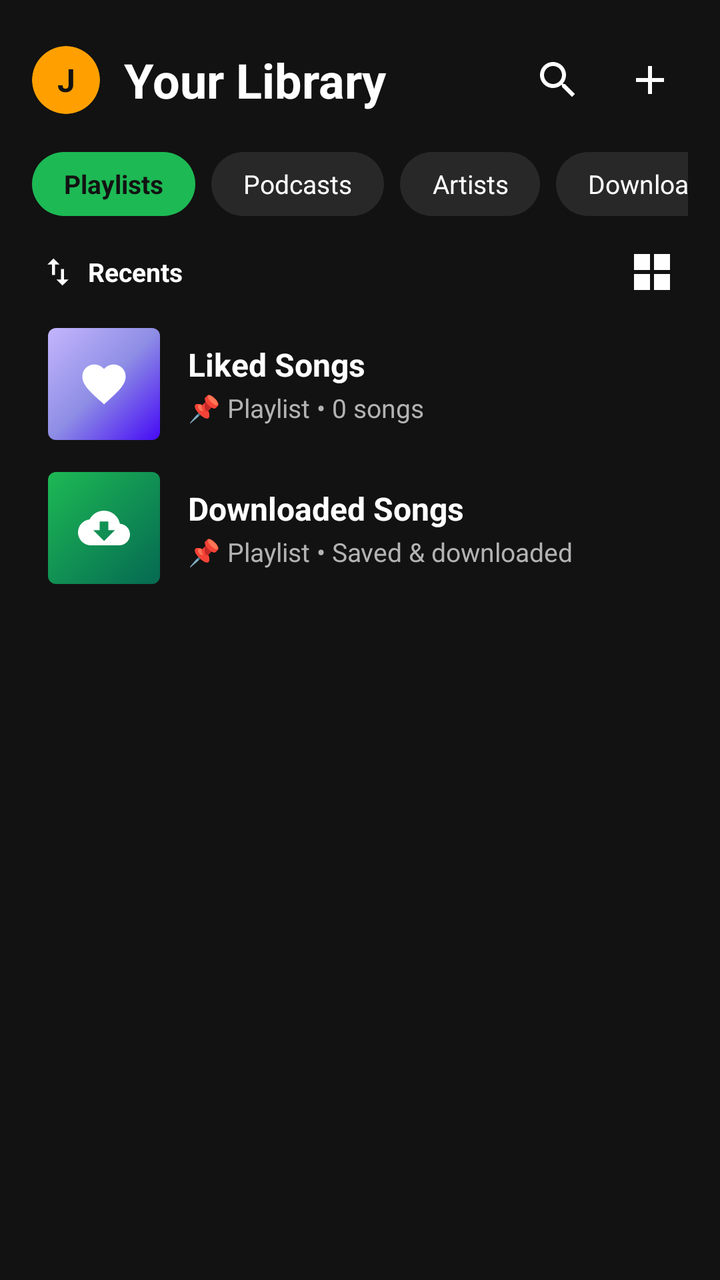
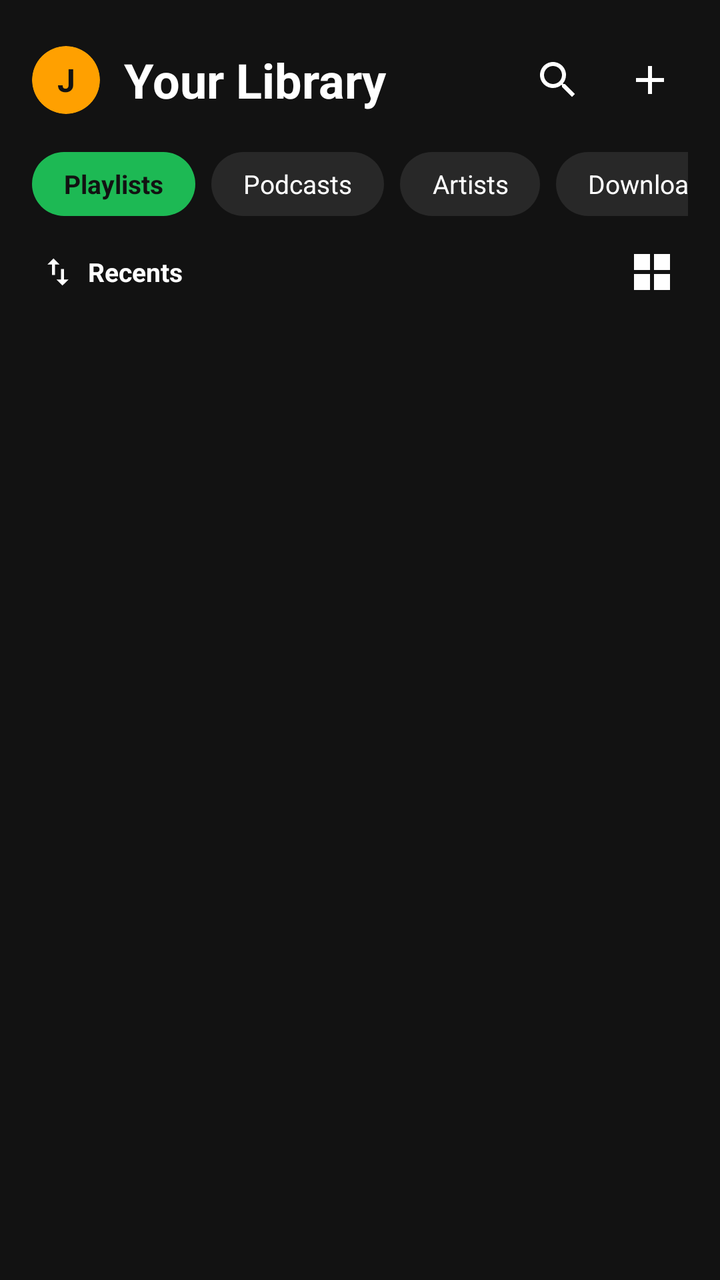

An Android layout rendered at two revisions. The XML below is the earlier revision; the diff shows what the commit changed to produce the second picture.
<!-- AndroidManifest.xml: application theme Theme.SpotifyClone -->
<!-- res/layout/fragment_library.xml -->
<?xml version="1.0" encoding="utf-8"?>
<LinearLayout
    xmlns:android="http://schemas.android.com/apk/res/android"
    xmlns:app="http://schemas.android.com/apk/res-auto"
    xmlns:tools="http://schemas.android.com/tools"
    android:layout_width="match_parent"
    android:layout_height="match_parent"
    android:orientation="vertical"
    android:background="@color/spotify_black"
    android:paddingStart="16dp"
    android:paddingEnd="16dp"
    android:paddingTop="16dp">

    
    <RelativeLayout
        android:layout_width="match_parent"
        android:layout_height="48dp">

        <androidx.cardview.widget.CardView
            android:id="@+id/btn_profile_avatar"
            android:layout_width="34dp"
            android:layout_height="34dp"
            android:layout_centerVertical="true"
            app:cardCornerRadius="17dp"
            app:cardElevation="0dp"
            app:cardBackgroundColor="@color/spotify_amber">

            <TextView
                android:id="@+id/text_avatar_initial"
                android:layout_width="match_parent"
                android:layout_height="match_parent"
                android:gravity="center"
                android:text="J"
                android:textColor="@color/spotify_black"
                android:textSize="16sp"
                android:textStyle="bold" />
        </androidx.cardview.widget.CardView>

        <TextView
            android:layout_width="wrap_content"
            android:layout_height="wrap_content"
            android:layout_toEndOf="@id/btn_profile_avatar"
            android:layout_centerVertical="true"
            android:layout_marginStart="12dp"
            android:text="Your Library"
            android:textColor="@color/spotify_white"
            android:textSize="24sp"
            android:textStyle="bold" />

        <LinearLayout
            android:layout_width="wrap_content"
            android:layout_height="match_parent"
            android:layout_alignParentEnd="true"
            android:gravity="center_vertical"
            android:orientation="horizontal">

            <ImageButton
                android:id="@+id/btn_library_search"
                android:layout_width="38dp"
                android:layout_height="38dp"
                android:background="?selectableItemBackgroundBorderless"
                android:src="@drawable/ic_search"
                app:tint="@color/spotify_white"
                android:contentDescription="Search Library" />

            <ImageButton
                android:id="@+id/btn_create_playlist"
                android:layout_width="38dp"
                android:layout_height="38dp"
                android:layout_marginStart="8dp"
                android:background="?selectableItemBackgroundBorderless"
                android:src="@drawable/ic_add"
                app:tint="@color/spotify_white"
                android:contentDescription="New Playlist" />
        </LinearLayout>
    </RelativeLayout>

    
    <HorizontalScrollView
        android:layout_width="match_parent"
        android:layout_height="wrap_content"
        android:layout_marginTop="12dp"
        android:scrollbars="none">

        <LinearLayout
            android:layout_width="wrap_content"
            android:layout_height="wrap_content"
            android:orientation="horizontal">

            <TextView
                android:id="@+id/chip_playlists"
                android:layout_width="wrap_content"
                android:layout_height="32dp"
                android:background="@drawable/chip_selected_bg"
                android:gravity="center"
                android:paddingStart="16dp"
                android:paddingEnd="16dp"
                android:text="Playlists"
                android:textColor="@color/spotify_black"
                android:textSize="13sp"
                android:textStyle="bold" />

            <TextView
                android:id="@+id/chip_podcasts"
                android:layout_width="wrap_content"
                android:layout_height="32dp"
                android:layout_marginStart="8dp"
                android:background="@drawable/chip_unselected_bg"
                android:gravity="center"
                android:paddingStart="16dp"
                android:paddingEnd="16dp"
                android:text="Podcasts"
                android:textColor="@color/spotify_white"
                android:textSize="13sp" />

            <TextView
                android:id="@+id/chip_artists"
                android:layout_width="wrap_content"
                android:layout_height="32dp"
                android:layout_marginStart="8dp"
                android:background="@drawable/chip_unselected_bg"
                android:gravity="center"
                android:paddingStart="16dp"
                android:paddingEnd="16dp"
                android:text="Artists"
                android:textColor="@color/spotify_white"
                android:textSize="13sp" />

            <TextView
                android:id="@+id/chip_downloaded"
                android:layout_width="wrap_content"
                android:layout_height="32dp"
                android:layout_marginStart="8dp"
                android:background="@drawable/chip_unselected_bg"
                android:gravity="center"
                android:paddingStart="16dp"
                android:paddingEnd="16dp"
                android:text="Downloaded"
                android:textColor="@color/spotify_white"
                android:textSize="13sp" />
        </LinearLayout>
    </HorizontalScrollView>

    
    <RelativeLayout
        android:layout_width="match_parent"
        android:layout_height="40dp"
        android:layout_marginTop="8dp">

        <LinearLayout
            android:id="@+id/layout_sort_recents"
            android:layout_width="wrap_content"
            android:layout_height="match_parent"
            android:gravity="center_vertical"
            android:orientation="horizontal"
            android:background="?selectableItemBackground"
            android:paddingStart="4dp"
            android:paddingEnd="8dp">

            <ImageView
                android:layout_width="18dp"
                android:layout_height="18dp"
                android:src="@drawable/ic_sort"
                app:tint="@color/spotify_white" />

            <TextView
                android:id="@+id/text_sort_label"
                android:layout_width="wrap_content"
                android:layout_height="wrap_content"
                android:layout_marginStart="6dp"
                android:text="Recents"
                android:textColor="@color/spotify_white"
                android:textSize="13sp"
                android:textStyle="bold" />
        </LinearLayout>

        <ImageButton
            android:id="@+id/btn_toggle_view_mode"
            android:layout_width="36dp"
            android:layout_height="36dp"
            android:layout_alignParentEnd="true"
            android:layout_centerVertical="true"
            android:background="?selectableItemBackgroundBorderless"
            android:src="@drawable/ic_grid_view"
            app:tint="@color/spotify_white"
            android:contentDescription="Switch between List and Grid view" />
    </RelativeLayout>

    <ProgressBar
        android:id="@+id/progress_library"
        android:layout_width="wrap_content"
        android:layout_height="wrap_content"
        android:layout_gravity="center"
        android:layout_marginTop="16dp"
        android:indeterminateTint="@color/spotify_green"
        android:visibility="gone" />

    
    <androidx.core.widget.NestedScrollView
        android:layout_width="match_parent"
        android:layout_height="0dp"
        android:layout_weight="1"
        android:fillViewport="true">

        <LinearLayout
            android:layout_width="match_parent"
            android:layout_height="wrap_content"
            android:orientation="vertical">

            
            <LinearLayout
                android:id="@+id/layout_pinned_playlists"
                android:layout_width="match_parent"
                android:layout_height="wrap_content"
                android:orientation="vertical">

                
                <LinearLayout
                    android:id="@+id/card_liked_songs_playlist"
                    android:layout_width="match_parent"
                    android:layout_height="72dp"
                    android:orientation="horizontal"
                    android:gravity="center_vertical"
                    android:paddingStart="4dp"
                    android:paddingEnd="4dp"
                    android:background="?selectableItemBackground">

                    <FrameLayout
                        android:layout_width="56dp"
                        android:layout_height="56dp"
                        android:layout_marginStart="4dp"
                        android:background="@drawable/bg_liked_songs_gradient">

                        <ImageView
                            android:layout_width="26dp"
                            android:layout_height="26dp"
                            android:layout_gravity="center"
                            android:src="@drawable/ic_favorite"
                            app:tint="@color/spotify_white" />
                    </FrameLayout>

                    <LinearLayout
                        android:layout_width="0dp"
                        android:layout_height="wrap_content"
                        android:layout_weight="1"
                        android:layout_marginStart="14dp"
                        android:orientation="vertical">

                        <TextView
                            android:layout_width="wrap_content"
                            android:layout_height="wrap_content"
                            android:text="Liked Songs"
                            android:textColor="@color/spotify_white"
                            android:textSize="16sp"
                            android:textStyle="bold" />

                        <TextView
                            android:id="@+id/text_liked_songs_count"
                            android:layout_width="wrap_content"
                            android:layout_height="wrap_content"
                            android:layout_marginTop="2dp"
                            android:text="📌 Playlist • 0 songs"
                            android:textColor="@color/spotify_light_grey"
                            android:textSize="13sp" />
                    </LinearLayout>
                </LinearLayout>

                
                <LinearLayout
                    android:id="@+id/card_downloaded_playlist"
                    android:layout_width="match_parent"
                    android:layout_height="72dp"
                    android:orientation="horizontal"
                    android:gravity="center_vertical"
                    android:paddingStart="4dp"
                    android:paddingEnd="4dp"
                    android:background="?selectableItemBackground">

                    <FrameLayout
                        android:layout_width="56dp"
                        android:layout_height="56dp"
                        android:layout_marginStart="4dp"
                        android:background="@drawable/bg_downloaded_songs_tile">

                        <ImageView
                            android:layout_width="26dp"
                            android:layout_height="26dp"
                            android:layout_gravity="center"
                            android:src="@drawable/ic_download"
                            app:tint="@color/spotify_white" />
                    </FrameLayout>

                    <LinearLayout
                        android:layout_width="0dp"
                        android:layout_height="wrap_content"
                        android:layout_weight="1"
                        android:layout_marginStart="14dp"
                        android:orientation="vertical">

                        <TextView
                            android:layout_width="wrap_content"
                            android:layout_height="wrap_content"
                            android:text="Downloaded Songs"
                            android:textColor="@color/spotify_white"
                            android:textSize="16sp"
                            android:textStyle="bold" />

                        <TextView
                            android:id="@+id/text_downloaded_count"
                            android:layout_width="wrap_content"
                            android:layout_height="wrap_content"
                            android:layout_marginTop="2dp"
                            android:text="📌 Playlist • Saved &amp; downloaded"
                            android:textColor="@color/spotify_light_grey"
                            android:textSize="13sp" />
                    </LinearLayout>
                </LinearLayout>
            </LinearLayout>

            
            <androidx.recyclerview.widget.RecyclerView
                android:id="@+id/recycler_playlists"
                android:layout_width="match_parent"
                android:layout_height="wrap_content"
                android:nestedScrollingEnabled="false" />

            <TextView
                android:id="@+id/text_empty_library"
                android:layout_width="wrap_content"
                android:layout_height="wrap_content"
                android:layout_gravity="center_horizontal"
                android:layout_marginTop="32dp"
                android:textColor="@color/spotify_light_grey"
                android:textSize="14sp"
                android:visibility="gone"
                android:text="Create a playlist to see it here" />
        </LinearLayout>
    </androidx.core.widget.NestedScrollView>

</LinearLayout>
<!-- resources referenced by this layout -->
<resources>
  <color name="spotify_amber">#FFA000</color>
  <color name="spotify_black">#121212</color>
  <color name="spotify_green">#1DB954</color>
  <color name="spotify_light_grey">#B3B3B3</color>
  <color name="spotify_white">#FFFFFF</color>
  <!-- drawable bg_downloaded_songs_tile (drawable) -->
  <?xml version="1.0" encoding="utf-8"?>
  <shape xmlns:android="http://schemas.android.com/apk/res/android"
      android:shape="rectangle">
      <corners android:radius="4dp" />
      <gradient
          android:angle="135"
          android:startColor="#056952"
          android:endColor="#1DB954"
          android:type="linear" />
  </shape>
  <!-- drawable bg_liked_songs_gradient (drawable) -->
  <?xml version="1.0" encoding="utf-8"?>
  <shape xmlns:android="http://schemas.android.com/apk/res/android"
      android:shape="rectangle">
      <corners android:radius="4dp" />
      <gradient
          android:angle="135"
          android:startColor="#450AF5"
          android:centerColor="#8E8EE5"
          android:endColor="#C4B5FD"
          android:type="linear" />
  </shape>
  <!-- drawable chip_selected_bg (drawable) -->
  <?xml version="1.0" encoding="utf-8"?>
  <shape xmlns:android="http://schemas.android.com/apk/res/android"
      android:shape="rectangle">
      <corners android:radius="16dp" />
      <solid android:color="@color/spotify_green" />
  </shape>
  <!-- drawable chip_unselected_bg (drawable) -->
  <?xml version="1.0" encoding="utf-8"?>
  <shape xmlns:android="http://schemas.android.com/apk/res/android"
      android:shape="rectangle">
      <corners android:radius="16dp" />
      <solid android:color="@color/spotify_card_grey" />
  </shape>
  <!-- drawable ic_add (drawable) -->
  <vector xmlns:android="http://schemas.android.com/apk/res/android"
      android:width="24dp"
      android:height="24dp"
      android:viewportWidth="24"
      android:viewportHeight="24">
      <path
          android:fillColor="#FFFFFFFF"
          android:pathData="M19,13h-6v6h-2v-6H5v-2h6V5h2v6h6v2z" />
  </vector>
  <!-- drawable ic_download (drawable) -->
  <vector xmlns:android="http://schemas.android.com/apk/res/android"
      android:width="24dp"
      android:height="24dp"
      android:viewportWidth="24"
      android:viewportHeight="24">
      <path
          android:fillColor="#FFFFFFFF"
          android:pathData="M19.35,10.04C18.67,6.59 15.64,4 12,4 9.11,4 6.6,5.64 5.35,8.04 2.34,8.36 0,10.91 0,14c0,3.31 2.69,6 6,6h13c2.76,0 5,-2.24 5,-5 0,-2.64 -2.05,-4.78 -4.65,-4.96zM17,13l-5,5 -5,-5h3V9h4v4h3z" />
  </vector>
  <!-- drawable ic_favorite (drawable) -->
  <vector xmlns:android="http://schemas.android.com/apk/res/android"
      android:width="24dp"
      android:height="24dp"
      android:viewportWidth="24"
      android:viewportHeight="24">
      <path
          android:fillColor="#1DB954"
          android:pathData="M12,21.35l-1.45,-1.32C5.4,15.36 2,12.28 2,8.5 2,5.42 4.42,3 7.5,3c1.74,0 3.41,0.81 4.5,2.09C13.09,3.81 14.76,3 16.5,3 19.58,3 22,5.42 22,8.5c0,3.78 -3.4,6.86 -8.55,11.54L12,21.35z"/>
  </vector>
  <!-- drawable ic_grid_view (drawable) -->
  <vector xmlns:android="http://schemas.android.com/apk/res/android"
      android:width="24dp"
      android:height="24dp"
      android:viewportWidth="24"
      android:viewportHeight="24">
      <path
          android:fillColor="#FFFFFFFF"
          android:pathData="M3,3h8v8H3V3zM13,3h8v8h-8V3zM3,13h8v8H3V13zM13,13h8v8h-8V13z" />
  </vector>
  <!-- drawable ic_sort (drawable) -->
  <vector xmlns:android="http://schemas.android.com/apk/res/android"
      android:width="24dp"
      android:height="24dp"
      android:viewportWidth="24"
      android:viewportHeight="24">
      <path
          android:fillColor="#FFFFFFFF"
          android:pathData="M9,3L5,6.99h3V14h2V6.99h3L9,3zM16,17.01V10h-2v7.01h-3L15,21l4,-3.99h-3z" />
  </vector>
  <color name="spotify_card_grey">#282828</color>
  <color name="spotify_green_light">#1ED760</color>
  <!-- unchanged entries left out for length: 2 -->
</resources>

<!-- the commit's change to res/layout/fragment_library.xml (unified diff, before → after) -->
@@ -34,6 +34,15 @@
                 android:textColor="@color/spotify_black"
                 android:textSize="16sp"
                 android:textStyle="bold" />
+
+            <ImageView
+                android:id="@+id/img_avatar_icon"
+                android:layout_width="20dp"
+                android:layout_height="20dp"
+                android:layout_gravity="center"
+                android:src="@drawable/ic_person"
+                android:visibility="gone"
+                app:tint="@color/spotify_black" />
         </androidx.cardview.widget.CardView>
 
         <TextView
@@ -196,145 +205,22 @@
         android:visibility="gone" />
 
     
-    <androidx.core.widget.NestedScrollView
+    <androidx.recyclerview.widget.RecyclerView
+        android:id="@+id/recycler_playlists"
         android:layout_width="match_parent"
         android:layout_height="0dp"
         android:layout_weight="1"
-        android:fillViewport="true">
-
-        <LinearLayout
-            android:layout_width="match_parent"
-            android:layout_height="wrap_content"
-            android:orientation="vertical">
-
-            
-            <LinearLayout
-                android:id="@+id/layout_pinned_playlists"
-                android:layout_width="match_parent"
-                android:layout_height="wrap_content"
-                android:orientation="vertical">
-
-                
-                <LinearLayout
-                    android:id="@+id/card_liked_songs_playlist"
-                    android:layout_width="match_parent"
-                    android:layout_height="72dp"
-                    android:orientation="horizontal"
-                    android:gravity="center_vertical"
-                    android:paddingStart="4dp"
-                    android:paddingEnd="4dp"
-                    android:background="?selectableItemBackground">
-
-                    <FrameLayout
-                        android:layout_width="56dp"
-                        android:layout_height="56dp"
-                        android:layout_marginStart="4dp"
-                        android:background="@drawable/bg_liked_songs_gradient">
-
-                        <ImageView
-                            android:layout_width="26dp"
-                            android:layout_height="26dp"
-                            android:layout_gravity="center"
-                            android:src="@drawable/ic_favorite"
-                            app:tint="@color/spotify_white" />
-                    </FrameLayout>
-
-                    <LinearLayout
-                        android:layout_width="0dp"
-                        android:layout_height="wrap_content"
-                        android:layout_weight="1"
-                        android:layout_marginStart="14dp"
-                        android:orientation="vertical">
-
-                        <TextView
-                            android:layout_width="wrap_content"
-                            android:layout_height="wrap_content"
-                            android:text="Liked Songs"
-                            android:textColor="@color/spotify_white"
-                            android:textSize="16sp"
-                            android:textStyle="bold" />
-
-                        <TextView
-                            android:id="@+id/text_liked_songs_count"
-                            android:layout_width="wrap_content"
-                            android:layout_height="wrap_content"
-                            android:layout_marginTop="2dp"
-                            android:text="📌 Playlist • 0 songs"
-                            android:textColor="@color/spotify_light_grey"
-                            android:textSize="13sp" />
-                    </LinearLayout>
-                </LinearLayout>
-
-                
-                <LinearLayout
-                    android:id="@+id/card_downloaded_playlist"
-                    android:layout_width="match_parent"
-                    android:layout_height="72dp"
-                    android:orientation="horizontal"
-                    android:gravity="center_vertical"
-                    android:paddingStart="4dp"
-                    android:paddingEnd="4dp"
-                    android:background="?selectableItemBackground">
-
-                    <FrameLayout
-                        android:layout_width="56dp"
-                        android:layout_height="56dp"
-                        android:layout_marginStart="4dp"
-                        android:background="@drawable/bg_downloaded_songs_tile">
-
-                        <ImageView
-                            android:layout_width="26dp"
-                            android:layout_height="26dp"
-                            android:layout_gravity="center"
-                            android:src="@drawable/ic_download"
-                            app:tint="@color/spotify_white" />
-                    </FrameLayout>
-
-                    <LinearLayout
-                        android:layout_width="0dp"
-                        android:layout_height="wrap_content"
-                        android:layout_weight="1"
-                        android:layout_marginStart="14dp"
-                        android:orientation="vertical">
-
-                        <TextView
-                            android:layout_width="wrap_content"
-                            android:layout_height="wrap_content"
-                            android:text="Downloaded Songs"
-                            android:textColor="@color/spotify_white"
-                            android:textSize="16sp"
-                            android:textStyle="bold" />
-
-                        <TextView
-                            android:id="@+id/text_downloaded_count"
-                            android:layout_width="wrap_content"
-                            android:layout_height="wrap_content"
-                            android:layout_marginTop="2dp"
-                            android:text="📌 Playlist • Saved &amp; downloaded"
-                            android:textColor="@color/spotify_light_grey"
-                            android:textSize="13sp" />
-                    </LinearLayout>
-                </LinearLayout>
-            </LinearLayout>
-
-            
-            <androidx.recyclerview.widget.RecyclerView
-                android:id="@+id/recycler_playlists"
-                android:layout_width="match_parent"
-                android:layout_height="wrap_content"
-                android:nestedScrollingEnabled="false" />
-
-            <TextView
-                android:id="@+id/text_empty_library"
-                android:layout_width="wrap_content"
-                android:layout_height="wrap_content"
-                android:layout_gravity="center_horizontal"
-                android:layout_marginTop="32dp"
-                android:textColor="@color/spotify_light_grey"
-                android:textSize="14sp"
-                android:visibility="gone"
-                android:text="Create a playlist to see it here" />
-        </LinearLayout>
-    </androidx.core.widget.NestedScrollView>
+        android:layout_marginTop="6dp" />
+
+    <TextView
+        android:id="@+id/text_empty_library"
+        android:layout_width="wrap_content"
+        android:layout_height="wrap_content"
+        android:layout_gravity="center_horizontal"
+        android:layout_marginTop="32dp"
+        android:textColor="@color/spotify_light_grey"
+        android:textSize="14sp"
+        android:visibility="gone"
+        android:text="Create a playlist to see it here" />
 
 </LinearLayout>
<!-- resource entries referenced after the edit -->
@@ -5,29 +5,6 @@
   <color name="spotify_green">#1DB954</color>
   <color name="spotify_light_grey">#B3B3B3</color>
   <color name="spotify_white">#FFFFFF</color>
-  <!-- drawable bg_downloaded_songs_tile (drawable) -->
-  <?xml version="1.0" encoding="utf-8"?>
-  <shape xmlns:android="http://schemas.android.com/apk/res/android"
-      android:shape="rectangle">
-      <corners android:radius="4dp" />
-      <gradient
-          android:angle="135"
-          android:startColor="#056952"
-          android:endColor="#1DB954"
-          android:type="linear" />
-  </shape>
-  <!-- drawable bg_liked_songs_gradient (drawable) -->
-  <?xml version="1.0" encoding="utf-8"?>
-  <shape xmlns:android="http://schemas.android.com/apk/res/android"
-      android:shape="rectangle">
-      <corners android:radius="4dp" />
-      <gradient
-          android:angle="135"
-          android:startColor="#450AF5"
-          android:centerColor="#8E8EE5"
-          android:endColor="#C4B5FD"
-          android:type="linear" />
-  </shape>
   <!-- drawable chip_selected_bg (drawable) -->
   <?xml version="1.0" encoding="utf-8"?>
   <shape xmlns:android="http://schemas.android.com/apk/res/android"
@@ -52,26 +29,6 @@
           android:fillColor="#FFFFFFFF"
           android:pathData="M19,13h-6v6h-2v-6H5v-2h6V5h2v6h6v2z" />
   </vector>
-  <!-- drawable ic_download (drawable) -->
-  <vector xmlns:android="http://schemas.android.com/apk/res/android"
-      android:width="24dp"
-      android:height="24dp"
-      android:viewportWidth="24"
-      android:viewportHeight="24">
-      <path
-          android:fillColor="#FFFFFFFF"
-          android:pathData="M19.35,10.04C18.67,6.59 15.64,4 12,4 9.11,4 6.6,5.64 5.35,8.04 2.34,8.36 0,10.91 0,14c0,3.31 2.69,6 6,6h13c2.76,0 5,-2.24 5,-5 0,-2.64 -2.05,-4.78 -4.65,-4.96zM17,13l-5,5 -5,-5h3V9h4v4h3z" />
-  </vector>
-  <!-- drawable ic_favorite (drawable) -->
-  <vector xmlns:android="http://schemas.android.com/apk/res/android"
-      android:width="24dp"
-      android:height="24dp"
-      android:viewportWidth="24"
-      android:viewportHeight="24">
-      <path
-          android:fillColor="#1DB954"
-          android:pathData="M12,21.35l-1.45,-1.32C5.4,15.36 2,12.28 2,8.5 2,5.42 4.42,3 7.5,3c1.74,0 3.41,0.81 4.5,2.09C13.09,3.81 14.76,3 16.5,3 19.58,3 22,5.42 22,8.5c0,3.78 -3.4,6.86 -8.55,11.54L12,21.35z"/>
-  </vector>
   <!-- drawable ic_grid_view (drawable) -->
   <vector xmlns:android="http://schemas.android.com/apk/res/android"
       android:width="24dp"
@@ -81,6 +38,16 @@
       <path
           android:fillColor="#FFFFFFFF"
           android:pathData="M3,3h8v8H3V3zM13,3h8v8h-8V3zM3,13h8v8H3V13zM13,13h8v8h-8V13z" />
+  </vector>
+  <!-- drawable ic_person (drawable) -->
+  <vector xmlns:android="http://schemas.android.com/apk/res/android"
+      android:width="24dp"
+      android:height="24dp"
+      android:viewportWidth="24"
+      android:viewportHeight="24">
+      <path
+          android:fillColor="#FF000000"
+          android:pathData="M12,12c2.21,0 4,-1.79 4,-4s-1.79,-4 -4,-4 -4,1.79 -4,4 1.79,4 4,4zM12,14c-2.67,0 -8,1.34 -8,4v2h16v-2c0,-2.66 -5.33,-4 -8,-4z" />
   </vector>
   <!-- drawable ic_sort (drawable) -->
   <vector xmlns:android="http://schemas.android.com/apk/res/android"
